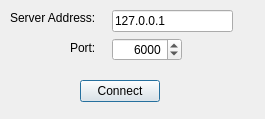
alu0100851700/ChatMultiusuario, file client/settingsdialog.ui: the form before one commit.
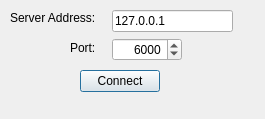
The form after the commit.

Patch:
```diff
--- a/client/settingsdialog.ui
+++ b/client/settingsdialog.ui
@@ -84,7 +84,7 @@
    <property name="geometry">
     <rect>
      <x>80</x>
-     <y>80</y>
+     <y>70</y>
      <width>80</width>
      <height>22</height>
     </rect>
@@ -93,6 +93,19 @@
     <string>Connect</string>
    </property>
   </widget>
+  <widget class="QLabel" name="versionMessage">
+   <property name="geometry">
+    <rect>
+     <x>70</x>
+     <y>100</y>
+     <width>96</width>
+     <height>16</height>
+    </rect>
+   </property>
+   <property name="text">
+    <string/>
+   </property>
+  </widget>
  </widget>
  <resources/>
  <connections/>
```
